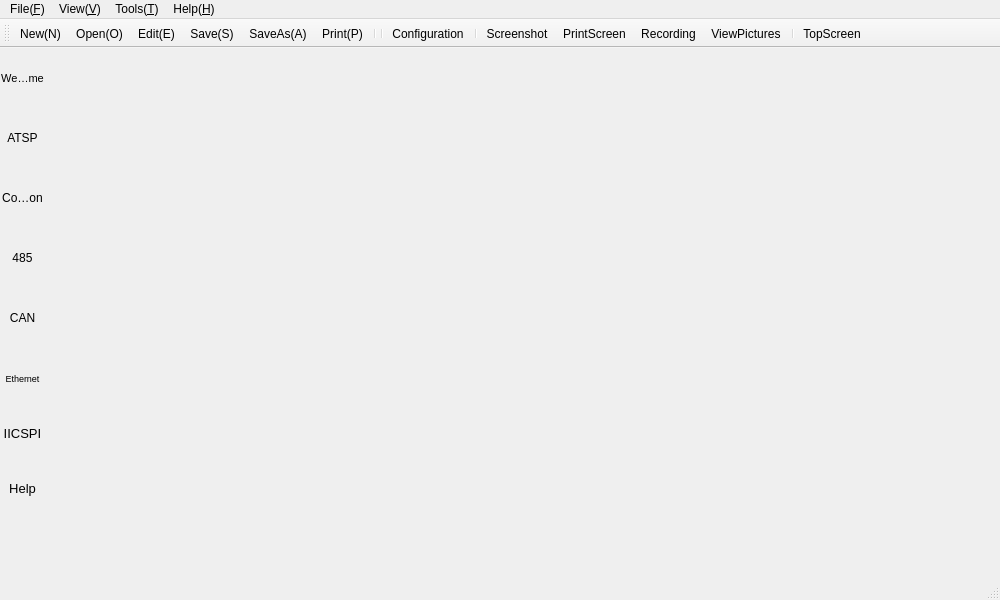
Old version of the form atsp.ui in the repository KoreyChen/AutoTestSystemPlatform.
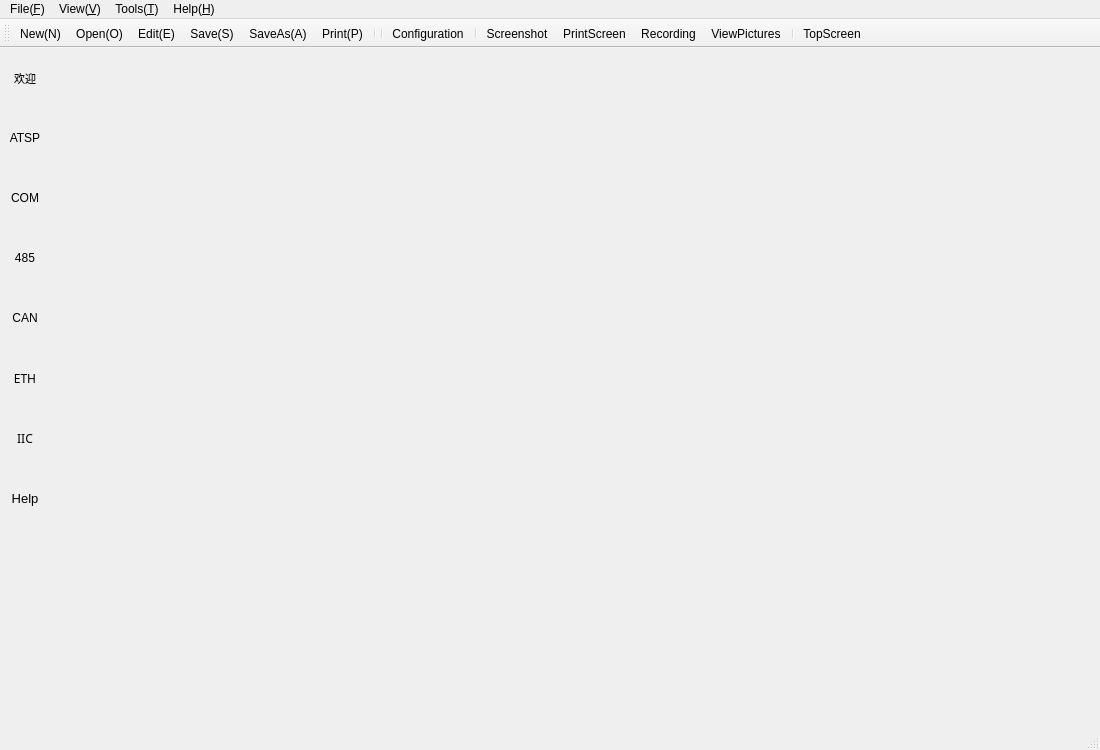
New version of the form. Icons and pictures are not drawn.

Commit message:
修改界面
修改串口界面

```diff
--- a/atsp.ui
+++ b/atsp.ui
@@ -6,8 +6,8 @@
    <rect>
     <x>0</x>
     <y>0</y>
-    <width>1000</width>
-    <height>600</height>
+    <width>1100</width>
+    <height>750</height>
    </rect>
   </property>
   <property name="sizePolicy">
@@ -88,13 +88,13 @@
       </property>
       <property name="minimumSize">
        <size>
-        <width>45</width>
+        <width>50</width>
         <height>0</height>
        </size>
       </property>
       <property name="maximumSize">
        <size>
-        <width>45</width>
+        <width>50</width>
         <height>16777215</height>
        </size>
       </property>
@@ -121,13 +121,13 @@
         <widget class="QToolButton" name="welcomeToolButton">
          <property name="minimumSize">
           <size>
-           <width>45</width>
+           <width>50</width>
            <height>60</height>
           </size>
          </property>
          <property name="maximumSize">
           <size>
-           <width>45</width>
+           <width>50</width>
            <height>60</height>
           </size>
          </property>
@@ -140,7 +140,7 @@
           <bool>false</bool>
          </property>
          <property name="text">
-          <string>Welcome</string>
+          <string>欢迎</string>
          </property>
          <property name="icon">
           <iconset resource="resource.qrc">
@@ -173,26 +173,27 @@
         <widget class="QToolButton" name="ethernetToolButton">
          <property name="minimumSize">
           <size>
-           <width>45</width>
+           <width>50</width>
            <height>60</height>
           </size>
          </property>
          <property name="maximumSize">
           <size>
-           <width>45</width>
+           <width>50</width>
            <height>60</height>
           </size>
          </property>
          <property name="font">
           <font>
-           <pointsize>7</pointsize>
+           <family>SimSun-ExtB</family>
+           <pointsize>9</pointsize>
           </font>
          </property>
          <property name="autoFillBackground">
           <bool>true</bool>
          </property>
          <property name="text">
-          <string>Ethernet</string>
+          <string>ETH</string>
          </property>
          <property name="icon">
           <iconset resource="resource.qrc">
@@ -216,13 +217,13 @@
         <widget class="QToolButton" name="rs485ToolButton">
          <property name="minimumSize">
           <size>
-           <width>45</width>
+           <width>50</width>
            <height>60</height>
           </size>
          </property>
          <property name="maximumSize">
           <size>
-           <width>45</width>
+           <width>50</width>
            <height>60</height>
           </size>
          </property>
@@ -259,13 +260,13 @@
         <widget class="QToolButton" name="atspToolButton">
          <property name="minimumSize">
           <size>
-           <width>45</width>
+           <width>50</width>
            <height>60</height>
           </size>
          </property>
          <property name="maximumSize">
           <size>
-           <width>45</width>
+           <width>50</width>
            <height>60</height>
           </size>
          </property>
@@ -305,13 +306,13 @@
         <widget class="QToolButton" name="commonToolButton">
          <property name="minimumSize">
           <size>
-           <width>45</width>
+           <width>50</width>
            <height>60</height>
           </size>
          </property>
          <property name="maximumSize">
           <size>
-           <width>45</width>
+           <width>50</width>
            <height>60</height>
           </size>
          </property>
@@ -324,7 +325,7 @@
           <bool>true</bool>
          </property>
          <property name="text">
-          <string>Common</string>
+          <string>COM</string>
          </property>
          <property name="icon">
           <iconset resource="resource.qrc">
@@ -348,13 +349,13 @@
         <widget class="QToolButton" name="helpToolButton">
          <property name="minimumSize">
           <size>
-           <width>45</width>
+           <width>50</width>
            <height>60</height>
           </size>
          </property>
          <property name="maximumSize">
           <size>
-           <width>45</width>
+           <width>50</width>
            <height>60</height>
           </size>
          </property>
@@ -399,13 +400,13 @@
         <widget class="QToolButton" name="canToolButton">
          <property name="minimumSize">
           <size>
-           <width>45</width>
+           <width>50</width>
            <height>60</height>
           </size>
          </property>
          <property name="maximumSize">
           <size>
-           <width>45</width>
+           <width>50</width>
            <height>60</height>
           </size>
          </property>
@@ -442,21 +443,27 @@
         <widget class="QToolButton" name="iicspiToolButton">
          <property name="minimumSize">
           <size>
-           <width>45</width>
-           <height>50</height>
+           <width>50</width>
+           <height>60</height>
           </size>
          </property>
          <property name="maximumSize">
           <size>
-           <width>45</width>
-           <height>50</height>
+           <width>50</width>
+           <height>60</height>
           </size>
          </property>
+         <property name="font">
+          <font>
+           <family>SimSun-ExtB</family>
+           <pointsize>9</pointsize>
+          </font>
+         </property>
          <property name="autoFillBackground">
           <bool>true</bool>
          </property>
          <property name="text">
-          <string>IICSPI</string>
+          <string>IIC</string>
          </property>
          <property name="icon">
           <iconset resource="resource.qrc">
@@ -513,8 +520,8 @@
     <rect>
      <x>0</x>
      <y>0</y>
-     <width>1000</width>
-     <height>23</height>
+     <width>1100</width>
+     <height>30</height>
     </rect>
    </property>
    <property name="font">
```
The commit also changes 4 other files.
